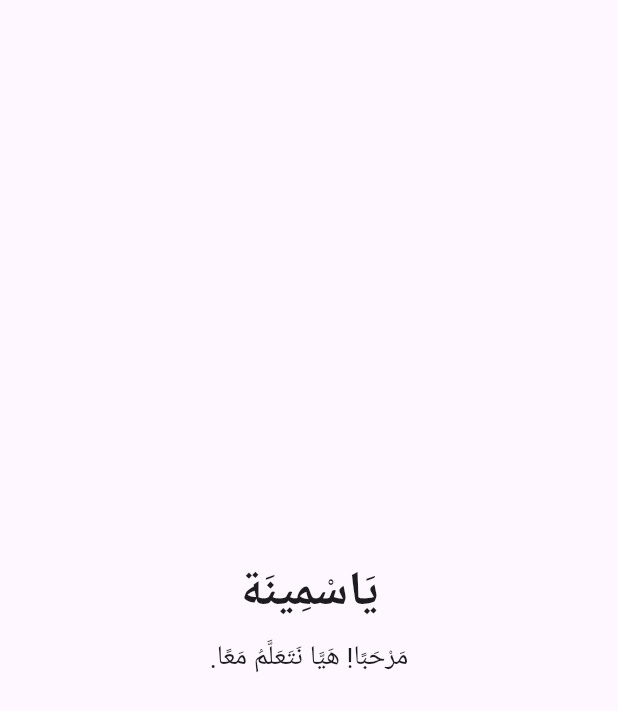
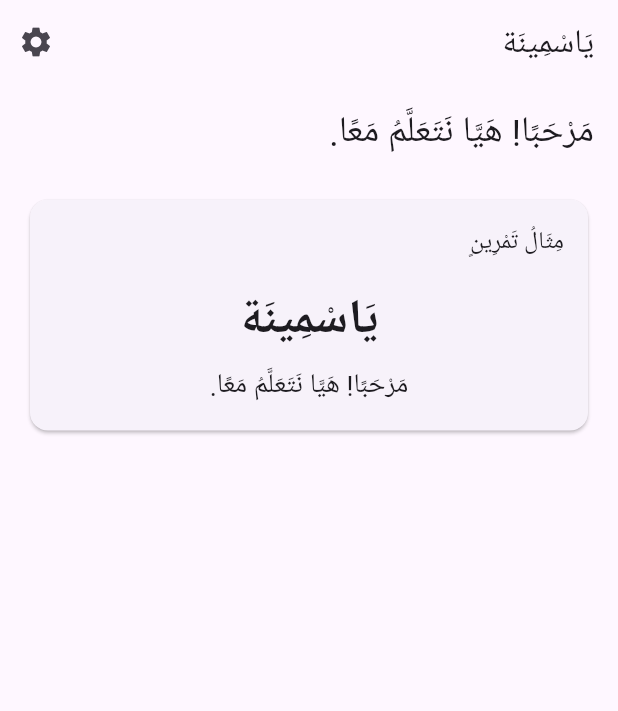
Before and after one commit to chihaoui/yasmina-app, a Flutter app: the screen it shows after launch, on a phone screen of 412 x 824 dp. Shown: the top 711 px of the screen. Run offline on Flutter 3.47's test engine with Material 3 defaults, Android fonts, the phone set to English and light mode, and no system bars; our stand-ins replace flutter_riverpod, go_router, shared_preferences; missing offline and left inert: json_schema.

Commit message:
Ajoute l'accueil et l'écran de réglage de la langue (go_router)
- routeur go_router (/ et /reglages), un par ProviderScope
- accueil : titre, message de Yasmina, carte d'exercice d'arabe qui
  reste RTL dans une interface française, bouton des réglages
- réglages : choix arabe ou français (RadioGroup), noms des langues
  écrits dans leur propre langue
- tests de widgets : interface ar et fr, exercice ar en RTL dans une
  interface fr, premier lancement selon l'appareil (ar, fr, es, es puis
  fr), bascule mémorisée depuis les réglages

Co-Authored-By: Claude Opus 5.5 <noreply@anthropic.com>

```diff
--- /dev/null
+++ b/apps/mobile/lib/app/routeur.dart
@@ -0,0 +1,21 @@
+import 'package:flutter_riverpod/flutter_riverpod.dart';
+import 'package:go_router/go_router.dart';
+
+import '../ecrans/accueil_ecran.dart';
+import '../ecrans/reglages_ecran.dart';
+
+/// Routes de l'app. Un routeur par ProviderScope (pas d'état partagé entre
+/// tests).
+final routeurProvider = Provider<GoRouter>((ref) {
+  final routeur = GoRouter(
+    routes: [
+      GoRoute(path: '/', builder: (context, state) => const AccueilEcran()),
+      GoRoute(
+        path: '/reglages',
+        builder: (context, state) => const ReglagesEcran(),
+      ),
+    ],
+  );
+  ref.onDispose(routeur.dispose);
+  return routeur;
+});
--- /dev/null
+++ b/apps/mobile/lib/ecrans/accueil_ecran.dart
@@ -0,0 +1,57 @@
+import 'package:flutter/material.dart';
+import 'package:go_router/go_router.dart';
+import 'package:moteur_exercices/moteur_exercices.dart';
+
+import '../l10n/app_localizations.dart';
+
+/// Écran d'accueil (interface enfant). Il suit la langue de l'interface, et
+/// la carte d'exercice garde la langue de sa matière.
+class AccueilEcran extends StatelessWidget {
+  const AccueilEcran({super.key});
+
+  @override
+  Widget build(BuildContext context) {
+    final textes = AppLocalizations.of(context);
+    return Scaffold(
+      appBar: AppBar(
+        title: Text(textes.appTitre, key: const ValueKey('accueil_titre')),
+        actions: [
+          IconButton(
+            icon: const Icon(Icons.settings),
+            tooltip: textes.reglagesOuvrir,
+            onPressed: () => context.push('/reglages'),
+          ),
+        ],
+      ),
+      body: ListView(
+        padding: const EdgeInsetsDirectional.all(16),
+        children: [
+          Text(
+            textes.accueilBienvenue,
+            key: const ValueKey('accueil_bienvenue'),
+            style: Theme.of(context).textTheme.headlineSmall,
+          ),
+          const SizedBox(height: 24),
+          Card(
+            child: Padding(
+              padding: const EdgeInsetsDirectional.all(16),
+              child: Column(
+                crossAxisAlignment: CrossAxisAlignment.start,
+                children: [
+                  Text(
+                    textes.accueilExempleExercice,
+                    style: Theme.of(context).textTheme.titleMedium,
+                  ),
+                  const SizedBox(height: 16),
+                  // Exemple d'exercice d'arabe : il reste en arabe et de
+                  // droite à gauche, même dans une interface en français.
+                  const Center(child: CarteDemo(langue: 'ar')),
+                ],
+              ),
+            ),
+          ),
+        ],
+      ),
+    );
+  }
+}
--- a/apps/mobile/lib/main.dart
+++ b/apps/mobile/lib/main.dart
@@ -1,7 +1,7 @@
 import 'package:flutter/material.dart';
 import 'package:flutter_riverpod/flutter_riverpod.dart';
-import 'package:moteur_exercices/moteur_exercices.dart';
 
+import 'app/routeur.dart';
 import 'l10n/app_localizations.dart';
 import 'reglages/langue_interface.dart';
 import 'reglages/stockage_reglages.dart';
@@ -24,15 +24,13 @@ class YasminaApp extends ConsumerWidget {
   Widget build(BuildContext context, WidgetRef ref) {
     // La locale pose aussi le Directionality de toute l'interface.
     final langue = ref.watch(langueInterfaceProvider);
-    return MaterialApp(
+    return MaterialApp.router(
       onGenerateTitle: (context) => AppLocalizations.of(context).appTitre,
       debugShowCheckedModeBanner: false,
       locale: langue.locale,
       supportedLocales: AppLocalizations.supportedLocales,
       localizationsDelegates: AppLocalizations.localizationsDelegates,
-      home: const Scaffold(
-        body: Center(child: CarteDemo(langue: 'ar')),
-      ),
+      routerConfig: ref.watch(routeurProvider),
     );
   }
 }
```
Also changed, not shown: apps/mobile/lib/ecrans/reglages_ecran.dart (added, +52 -0 lines), 4 other files.
